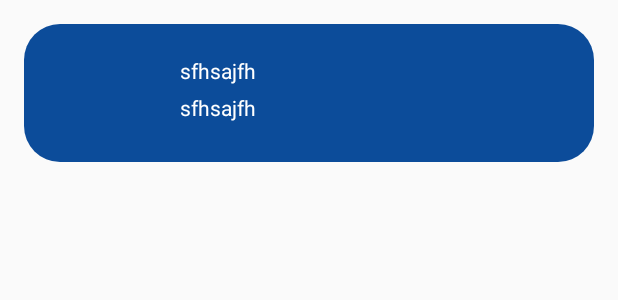
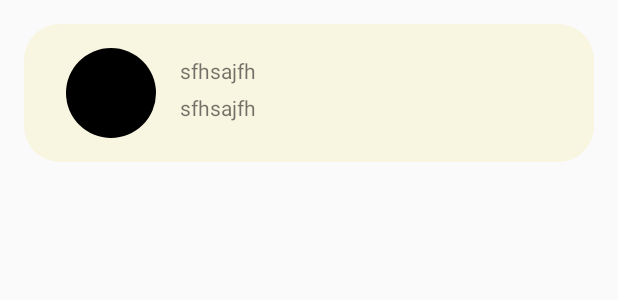
Before and after one commit to Souvik00076/TalkHive, an Android app: the layout rv_chat_bubble_users.xml on its own in the app's theme, with its tools: preview values and no code run, on a phone screen of 412 x 824 dp. Shown: the top 300 px of the screen. Run offline under Robolectric (Android 15) with nearby library versions, the phone set to English and light mode, and no system bars.

Commit message:
Done for today

```diff
--- a/app/src/main/java/com/example/talkhive/utilities/AddUserDialog.java
+++ b/app/src/main/java/com/example/talkhive/utilities/AddUserDialog.java
@@ -24,7 +24,6 @@ public class AddUserDialog extends DialogFragment {
     @Override
     public Dialog onCreateDialog(@Nullable Bundle savedInstanceState) {
         AlertDialog.Builder builder = new AlertDialog.Builder(getActivity());
-        // Get the layout inflater
         LayoutInflater inflater = requireActivity().getLayoutInflater();
 
         // Inflate and set the layout for the dialog
--- a/app/src/main/res/drawable/chat_bubble_background_rv.xml
+++ b/app/src/main/res/drawable/chat_bubble_background_rv.xml
@@ -1,6 +1,6 @@
 <?xml version="1.0" encoding="utf-8"?>
 <shape xmlns:android="http://schemas.android.com/apk/res/android"
     android:shape="rectangle">
-    <solid android:color="@color/dark_blue" />
+    <solid android:color="@color/white_smoke" />
     <corners android:radius="@dimen/_24dp" />
 </shape>
--- a/app/src/main/res/drawable/dp_background.xml
+++ b/app/src/main/res/drawable/dp_background.xml
@@ -1,7 +1,7 @@
 <?xml version="1.0" encoding="utf-8"?>
 <shape xmlns:android="http://schemas.android.com/apk/res/android"
     android:shape="rectangle">
-
+    <solid android:color="@color/black" />
     <corners android:radius="@dimen/_60dp" />
 
 </shape>
--- a/app/src/main/res/layout/fragment_chat_screen.xml
+++ b/app/src/main/res/layout/fragment_chat_screen.xml
@@ -17,6 +17,7 @@
         style="@style/chat_dp_style"
         tools:ignore="MissingConstraints"
         android:layout_marginTop="@dimen/_16dp"
+
         app:layout_constraintStart_toEndOf="@id/button_back"
         />
 
--- a/app/src/main/res/layout/rv_chat_bubble_users.xml
+++ b/app/src/main/res/layout/rv_chat_bubble_users.xml
@@ -1,46 +1,46 @@
 <?xml version="1.0" encoding="utf-8"?>
 <androidx.constraintlayout.widget.ConstraintLayout xmlns:android="http://schemas.android.com/apk/res/android"
+    xmlns:app="http://schemas.android.com/apk/res-auto"
     xmlns:tools="http://schemas.android.com/tools"
     android:layout_width="match_parent"
     android:layout_height="wrap_content"
+    android:layout_margin="@dimen/_16dp"
     android:background="@drawable/chat_bubble_background_rv"
-    android:padding="@dimen/_16dp"
-    android:layout_margin="@dimen/_16dp"
-    xmlns:app="http://schemas.android.com/apk/res-auto">
+    android:padding="@dimen/_16dp">
 
-   <androidx.appcompat.widget.AppCompatImageView
-       style="@style/chat_dp_style"
-       tools:ignore="MissingConstraints"
-       android:id="@+id/chat_bubble_user_dp"
-       app:layout_constraintStart_toStartOf="parent"
-       app:layout_constraintBottom_toBottomOf="parent"
-       />
+    <androidx.appcompat.widget.AppCompatImageView
+        android:id="@+id/chat_bubble_user_dp"
+        style="@style/chat_dp_style"
+        app:layout_constraintBottom_toBottomOf="parent"
+
+        app:layout_constraintStart_toStartOf="parent"
+        tools:ignore="MissingConstraints" />
+
     <LinearLayout
         android:layout_width="0dp"
         android:layout_height="0dp"
         android:orientation="vertical"
+        android:paddingStart="@dimen/_16dp"
         app:layout_constraintBottom_toBottomOf="parent"
-        tools:ignore="MissingConstraints"
+        app:layout_constraintEnd_toEndOf="parent"
         app:layout_constraintStart_toEndOf="@id/chat_bubble_user_dp"
-        app:layout_constraintEnd_toEndOf="parent"
         app:layout_constraintTop_toTopOf="parent"
 
-        android:paddingStart="@dimen/_16dp"
-        >
+        tools:ignore="MissingConstraints">
+
+        <TextView
+            android:layout_width="wrap_content"
+            android:layout_height="0dp"
+            android:layout_weight="1"
+            android:gravity="center"
+            android:text="sfhsajfh" />
+
         <TextView
             android:layout_width="wrap_content"
             android:layout_height="0dp"
             android:layout_weight="1"
             android:text="sfhsajfh"
-            android:gravity="center"
-            android:textColor="@color/white"
-            />
-        <TextView
-            android:layout_width="wrap_content"
-            android:layout_height="0dp"
-            android:text="sfhsajfh"
-            android:layout_weight="1"
-            android:textColor="@color/white"
+
             />
 
     </LinearLayout>
--- a/app/src/main/res/values/chat_related_styles.xml
+++ b/app/src/main/res/values/chat_related_styles.xml
@@ -63,7 +63,6 @@
         <item name="android:layout_height">@dimen/_60dp</item>
         <item name="android:layout_width">@dimen/_60dp</item>
         <item name="android:background">@drawable/dp_background</item>
-
         <item name="android:layout_marginStart">@dimen/_12dp</item>
         <item name="android:layout_marginLeft">@dimen/_12dp</item>
         <item name="layout_constraintTop_toTopOf">parent</item>
--- a/app/src/main/res/values/colors.xml
+++ b/app/src/main/res/values/colors.xml
@@ -9,5 +9,5 @@
     <color name="white">#FFFFFFFF</color>
     <color name="trans">#1EFFFFFF</color>
     <color name="user_chat_color">#74A2D863</color>
-    <color name="white_smoke">#C8CACC</color>
+    <color name="white_smoke">#F8F5E0</color>
 </resources>
```
Also changed, not shown: app/src/main/res/layout/fragment_chat.xml (+7 -0 lines), app/src/main/res/layout/fragment_users.xml (+11 -8 lines).
